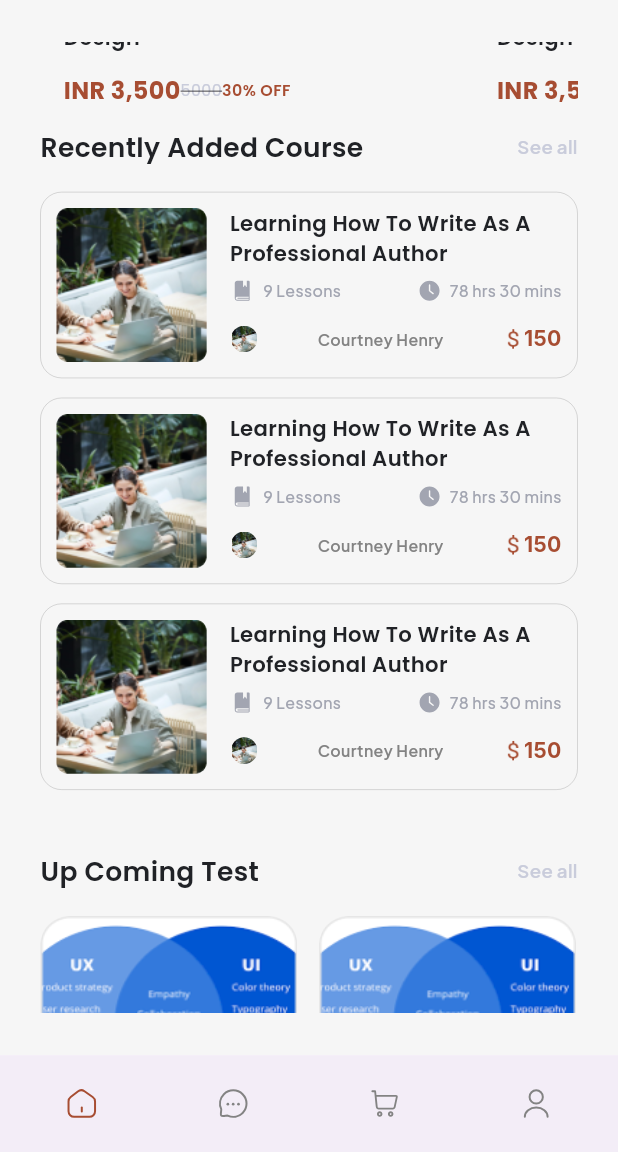
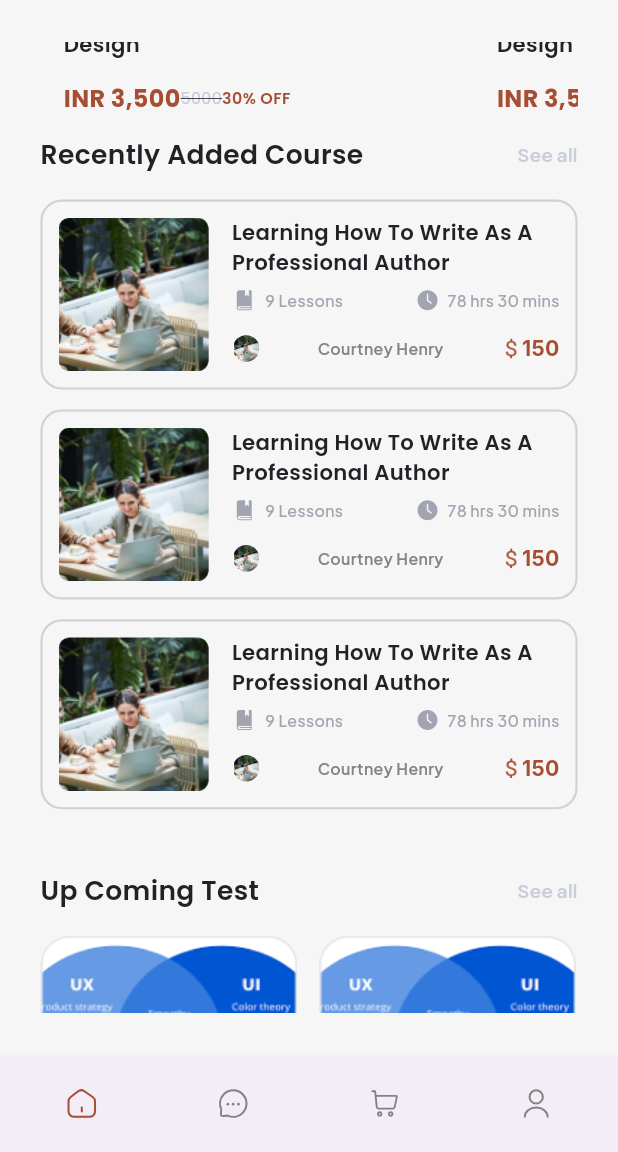
Before and after one commit to akash2058/lmsapp, a Flutter app: the screen it shows after launch, scrolled down 576 dp, on a phone screen of 412 x 824 dp, the part 84-1236 px from its top. Run offline on Flutter 3.47's test engine with Material 3 defaults, Android fonts, the phone set to English and light mode, and no system bars; our stand-ins replace dotted_border, flutter_screenutil, flutter_svg, google_fonts, readmore.

Commit message:
COMPLETED TODAY WORK

```diff
--- a/lib/utilities/textstyle.dart
+++ b/lib/utilities/textstyle.dart
@@ -107,6 +107,13 @@ TextStyle get anotherjakratafont {
       fontWeight: FontWeight.w500,
       fontSize: 10.sp,
       color: AppColors.hintextcolor);
+}
+
+TextStyle get popularcoursestyle {
+  return GoogleFonts.plusJakartaSans(
+      fontWeight: FontWeight.w400,
+      fontSize: 14.sp,
+      color: AppColors.primarywhite);
 }
 
 TextStyle get anotherormaltextStyle {
--- a/lib/views/menu_screens/chat/chatscreen.dart
+++ b/lib/views/menu_screens/chat/chatscreen.dart
@@ -44,6 +44,9 @@ class ChatScreen extends StatelessWidget {
                 img: AppImages.imgone,
                 time: '5 min',
                 messageindication: '3',
+              ),
+              SizedBox(
+                height: 20.h,
               ),
               Divider(
                 thickness: 1.h,
--- a/lib/views/menu_screens/home/components/addcoursecard.dart
+++ b/lib/views/menu_screens/home/components/addcoursecard.dart
@@ -29,7 +29,7 @@ class CourseCard extends StatelessWidget {
     return Container(
       decoration: BoxDecoration(
           borderRadius: BorderRadius.circular(16.r),
-          border: Border.all(width: 0.1.w)),
+          border: Border.all(width: 1.5.w, color: AppColors.bordercolor)),
       width: MediaQuery.of(context).size.width,
       child: Padding(
         padding: EdgeInsets.all(12.sp),
--- a/lib/views/menu_screens/home/homescreen.dart
+++ b/lib/views/menu_screens/home/homescreen.dart
@@ -158,7 +158,7 @@ class HomeScreen extends StatelessWidget {
                               vertical: 10.h, horizontal: 12.w),
                           child: Text(
                             'All Course',
-                            style: anotherjakratafont,
+                            style: popularcoursestyle,
                           ),
                         ),
                         SizedBox(
@@ -176,7 +176,7 @@ class HomeScreen extends StatelessWidget {
                               vertical: 10.h, horizontal: 12.w),
                           child: Text(
                             'Computer Networking',
-                            style: anotherjakratafont,
+                            style: popularcoursestyle,
                           ),
                         ),
                         SizedBox(
@@ -194,7 +194,7 @@ class HomeScreen extends StatelessWidget {
                               vertical: 10.h, horizontal: 12.w),
                           child: Text(
                             'Networking',
-                            style: anotherjakratafont,
+                            style: popularcoursestyle,
                           ),
                         ),
                       ],
```
